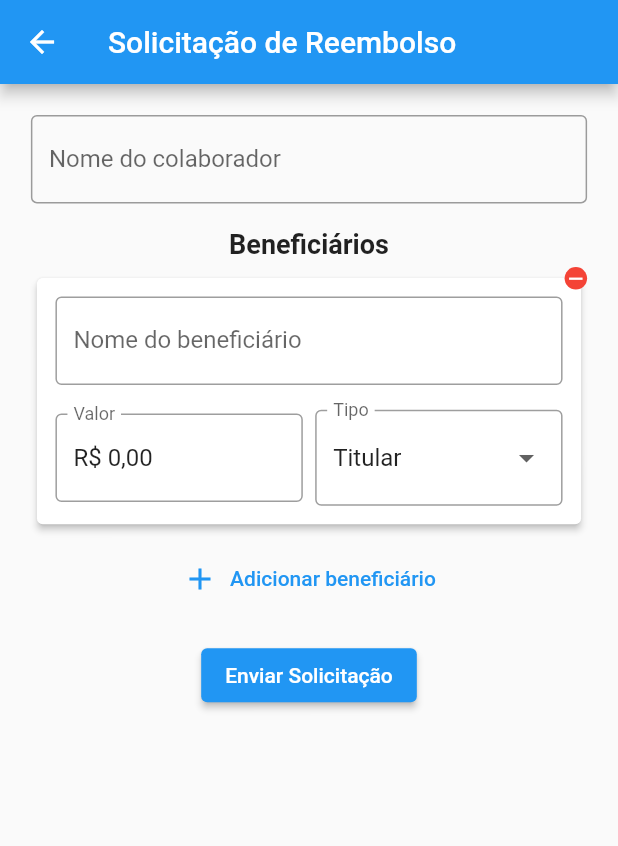
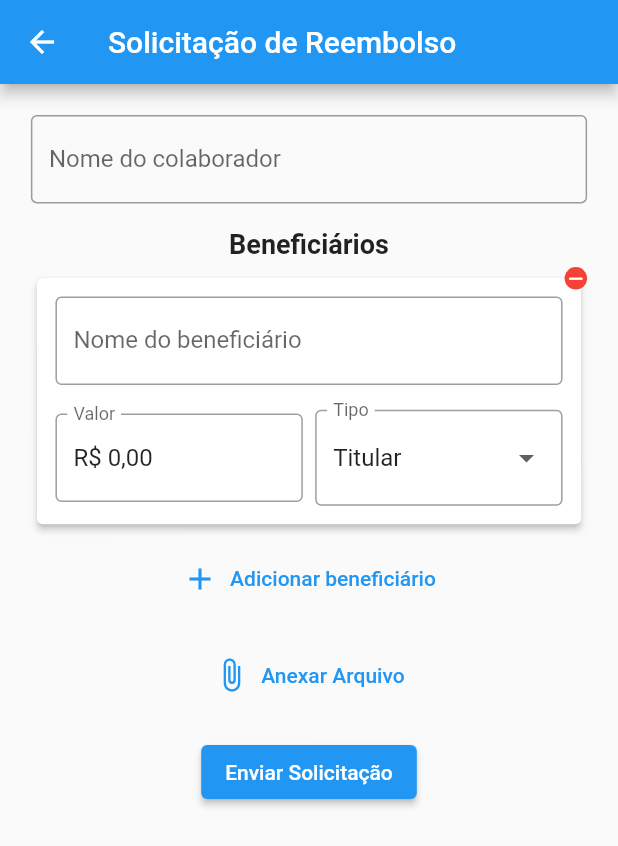
Before and after one commit to Garbiati/yggdrasil, a Flutter app: the HealthInsuranceReimbursementScreen screen opened by its route, on a phone screen of 412 x 824 dp. Shown: the top 846 px of the screen. Run offline on Flutter 3.47's test engine with Material 2 defaults, Android fonts, the phone set to English and light mode, and no system bars; our stand-ins replace extended_masked_text, file_picker, firebase_auth, firebase_core, flutter_dotenv, google_sign_in; accounts and stored records are empty.

Commit message:
Adicionando upload de arquivos pt1

```diff
--- a/lib/views/reimbursement/health_insurance_reimbursement_screen.dart
+++ b/lib/views/reimbursement/health_insurance_reimbursement_screen.dart
@@ -1,10 +1,13 @@
 // Importando as dependências necessárias
+import 'dart:io';
 import 'package:flutter/material.dart';
+import 'package:intl/intl.dart';
 import 'package:yggdrasil/models/reimbursement_request.dart';
 import 'package:yggdrasil/models/beneficiary.dart';
 import 'package:provider/provider.dart';
 import 'package:yggdrasil/services/auth_service.dart';
 import 'package:extended_masked_text/extended_masked_text.dart';
+import 'package:file_picker/file_picker.dart';
 
 // Definindo o widget da tela de Solicitação de Reembolso de Plano de Saúde
 class HealthInsuranceReimbursementScreen extends StatefulWidget {
@@ -23,6 +26,9 @@ class HealthInsuranceReimbursementScreenState
   late final ReimbursementRequest _reimbursementRequest;
   // Inicializando uma lista para os controladores de texto dos campos de valor
   List<MoneyMaskedTextController> controllers = [];
+  final _dateController = TextEditingController();
+
+  File? _selectedFile;
 
   @override
   void initState() {
@@ -30,6 +36,8 @@ class HealthInsuranceReimbursementScreenState
 
     // Obtendo o nome do usuário logado
     final username = context.read<AuthService>().user.value?.displayName ?? '';
+
+    _dateController.text = DateFormat('dd/MM/yyyy').format(DateTime.now());
 
     // Criando uma nova solicitação de reembolso
     _reimbursementRequest = ReimbursementRequest(
@@ -91,6 +99,18 @@ class HealthInsuranceReimbursementScreenState
         return 'Dependente';
       default:
         return '';
+    }
+  }
+
+  Future<void> _pickFile() async {
+    FilePickerResult? result = await FilePicker.platform.pickFiles();
+
+    if (result != null) {
+      setState(() {
+        _selectedFile = File(result.files.single.path!);
+      });
+    } else {
+      // O usuário cancelou a seleção de arquivos
     }
   }
 
@@ -254,7 +274,19 @@ class HealthInsuranceReimbursementScreenState
                       style: TextStyle(color: Colors.blue)),
                   onPressed: _addBeneficiary,
                 ),
-                SizedBox(height: screenHeight * 0.02), // 2% da altura da tela
+                SizedBox(height: screenHeight * 0.02),
+                TextButton.icon(
+                  icon: const Icon(Icons.attach_file, color: Colors.blue),
+                  label: Text(
+                    _selectedFile != null
+                        ? 'Arquivo Anexado'
+                        : 'Anexar Arquivo',
+                    style: const TextStyle(color: Colors.blue),
+                  ),
+                  onPressed: _pickFile,
+                ),
+                SizedBox(height: screenHeight * 0.02),
+                // 2% da altura da tela
                 // Botão de enviar solicitação
                 ElevatedButton(
                   child: const Text('Enviar Solicitação',
--- a/pubspec.yaml
+++ b/pubspec.yaml
@@ -41,6 +41,7 @@ dependencies:
   cupertino_icons: ^1.0.2
   extended_masked_text: ^2.3.1
   intl: ^0.18.1
+  file_picker: ^5.3.3
 
 dev_dependencies:
   flutter_launcher_icons: ^0.13.1
```
Also changed, not shown: 2 other files.
